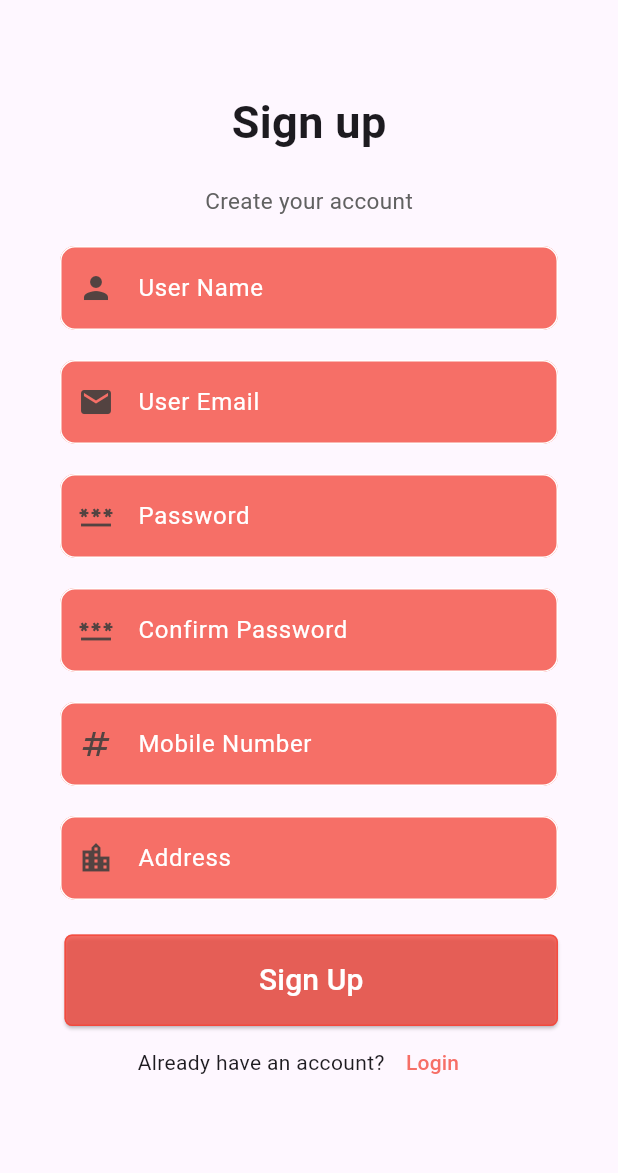
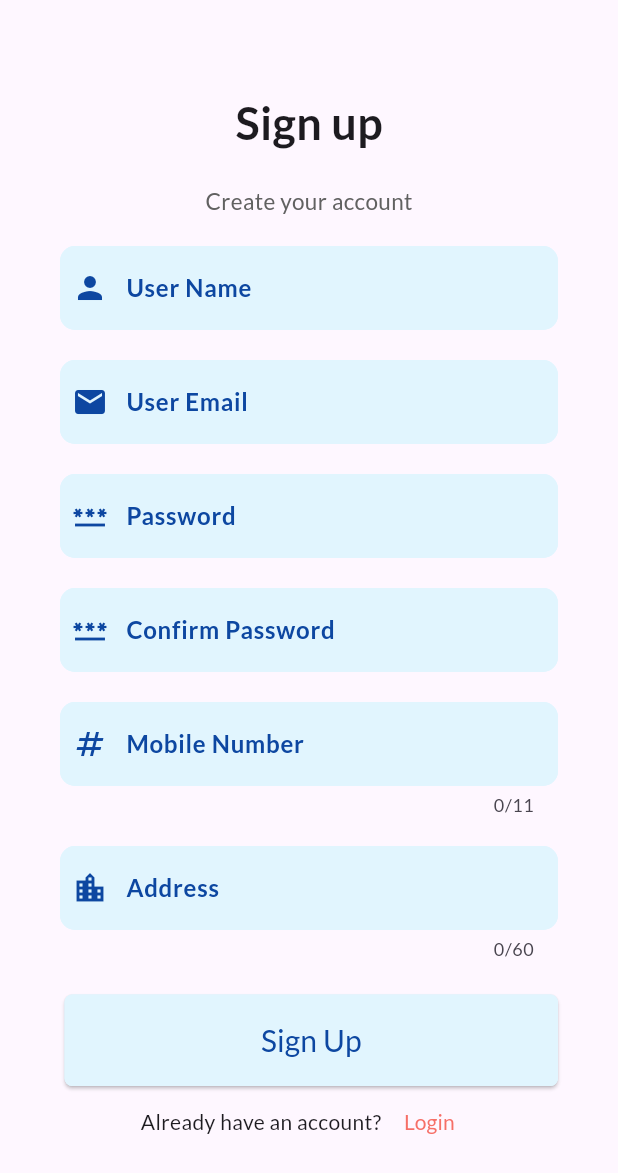
Before and after one commit to Asad-Yaqob/e_saviour, a Flutter app: the screen it shows after launch, on a phone screen of 412 x 824 dp. Shown: the top 1173 px of the screen. Run offline on Flutter 3.47's test engine with Material 3 defaults, Android fonts, the phone set to English and light mode, and no system bars; our stand-ins replace cloud_firestore, firebase_auth, firebase_core, google_fonts, shared_preferences; accounts and stored records are empty.

Commit message:
change_theme_and_insert_user_data

```diff
--- /dev/null
+++ b/lib/constants/app_colors.dart
@@ -0,0 +1,12 @@
+import 'package:flutter/material.dart';
+
+class AppColors {
+  static const Color lightBlueBackground = Color(0xFFE1F5FE);
+  static const Color lightGrayBackground = Color(0xFFF0F4F8);
+  static const Color navyBlue = Color(0xFF0D47A1);
+  static const Color brightBlue = Color(0xFF2196F3);
+  static const Color disabledIconColor = Color(0xFFB0BEC5);
+  static const Color darkGray = Color(0xFF424242);
+  static const Color errorRed = Color(0xFFD32F2F);
+  static const Color darkerRed = Color(0xFFB71C1C);
+}
--- a/lib/main.dart
+++ b/lib/main.dart
@@ -1,9 +1,8 @@
 import 'package:firebase_core/firebase_core.dart';
+import 'package:google_fonts/google_fonts.dart';
 import 'firebase_options.dart';
 import 'package:e_saviour/user/screens/register.dart';
 import 'package:flutter/material.dart';
-
-var kColorScheme = ColorScheme.fromSeed(seedColor: const Color.fromARGB(255, 255, 4, 4));
 
 void main() async{
   WidgetsFlutterBinding.ensureInitialized();
@@ -16,22 +15,10 @@
 
   @override
   Widget build(BuildContext context) {
-    return MaterialApp(
+    return  MaterialApp(
       title: 'Flutter Demo',
-      theme: ThemeData().copyWith(
-        colorScheme: kColorScheme,
-        elevatedButtonTheme: ElevatedButtonThemeData(
-            style: ElevatedButton.styleFrom(
-                    shape: RoundedRectangleBorder(
-                      borderRadius: BorderRadius.circular( 5.0),
-                      side: const BorderSide(
-                          color:   Color.fromARGB(193, 244, 67, 54),),
-                    ),
-                    padding: const EdgeInsets.symmetric(vertical: 16),
-                    backgroundColor: const Color.fromARGB(
-                        193, 244, 67, 54), // Background color
-                  ),
-        ),
+      theme: ThemeData(
+        textTheme: GoogleFonts.latoTextTheme()
       ),
       home: const RegisterForm(),
     );
--- a/lib/models/user.dart
+++ b/lib/models/user.dart
@@ -1,20 +1,25 @@
+import 'package:cloud_firestore/cloud_firestore.dart';
 import 'package:uuid/uuid.dart';
-import 'package:intl/intl.dart';
-
-final formatter = DateFormat.yMd();
 
 const uuid = Uuid();
 
-class UserModel{
-   UserModel({required this.userName, required this.userEmail, required this.address, required this.phone, required this.userPassword, required this.date}) : id = uuid.v4();
+class UserModel {
+  UserModel(
+      {required this.userName,
+      required this.userEmail,
+      required this.address,
+      required this.phone,
+      required this.createdAt,
+      required this.updatedAt})
+      : id = uuid.v4();
 
   final String id;
   final String userName;
   final String userEmail;
-  final String userPassword;
   final String phone;
   final String address;
-  final DateTime date;
+  final Timestamp createdAt;
+  final Timestamp updatedAt;
 
   // Convert UserModel to a Map for Firestore
   Map<String, dynamic> toMap() {
@@ -22,15 +27,10 @@ class UserModel{
       'id': id,
       'userName': userName,
       'userEmail': userEmail,
-      'userPassword': userPassword,
       'phone': phone,
       'address': address,
-      'date': date.toIso8601String(), // Store as ISO String
+      'createdAt': createdAt,
+      'updatedAt': updatedAt,
     };
   }
-
-   get getFormatedDate {
-    return formatter.format(date);
-  }
-
 }
--- a/lib/services/auth.dart
+++ b/lib/services/auth.dart
@@ -26,7 +26,7 @@ class MyServices {
           email: userEmail.text, password: userPass.text);
           addUser(user);
           print(user);
-      ScaffoldMessenger.of(context).showSnackBar(SnackBar(content: Text("Registration Successful!")));
+      ScaffoldMessenger.of(context).showSnackBar(const SnackBar(content: Text("Registration Successful!")));
 
     }on FirebaseAuthException catch (e) {
     ScaffoldMessenger.of(context).showSnackBar(SnackBar(content: Text("$e")));
--- a/lib/user/screens/login.dart
+++ b/lib/user/screens/login.dart
@@ -29,6 +29,7 @@ class LoginForm extends StatelessWidget {
               height: 20,
             ),
             CustomFormField(
+              keyboardType: TextInputType.emailAddress,
               isObsecure: false,
                 myController: userEmail,
                 label: 'User Email',
@@ -37,6 +38,7 @@ class LoginForm extends StatelessWidget {
               height: 20,
             ),
             CustomFormField(
+              keyboardType: TextInputType.text,
               isObsecure: true,
                 myController: userPass,
                 label: 'User Password',
--- a/lib/user/screens/register.dart
+++ b/lib/user/screens/register.dart
@@ -1,3 +1,4 @@
+import 'package:cloud_firestore/cloud_firestore.dart';
 import 'package:e_saviour/models/user.dart';
 import 'package:e_saviour/user/screens/login.dart';
 import 'package:e_saviour/user/screens/widgets/form_field.dart';
@@ -14,10 +15,8 @@ State<RegisterForm> createState() {
   }
 }
 
-class _RegisterFormState extends State<RegisterForm>{
-
-  @override
-  Widget build(BuildContext context) {
+class _RegisterFormState extends State<RegisterForm> {
+  // Defining the controllers globally within the class
   final TextEditingController userName = TextEditingController();
   final TextEditingController userEmail = TextEditingController();
   final TextEditingController password = TextEditingController();
@@ -25,21 +24,23 @@ class _RegisterFormState extends State<RegisterForm>{
   final TextEditingController mobileNumber = TextEditingController();
   final TextEditingController conPassword = TextEditingController();
 
-    final user = UserModel(
-  userName: userName.text,
-  userEmail: userEmail.text,
-  address: address.text,
-  phone: mobileNumber.text,
-  userPassword: password.text,
-  date: DateTime.now(),
-);
+  @override
+  void dispose() {
+    userName.dispose();
+    userEmail.dispose();
+    password.dispose();
+    address.dispose();
+    mobileNumber.dispose();
+    conPassword.dispose();
+    super.dispose();
+  }
 
+  @override
+  Widget build(BuildContext context) {
     return Scaffold(
       body: SingleChildScrollView(
         child: Container(
           padding: const EdgeInsets.symmetric(horizontal: 40),
-          // height: MediaQuery.of(context).size.height - 50,
-          // width: double.infinity,
           child: Form(
             child: Column(
               mainAxisAlignment: MainAxisAlignment.spaceEvenly,
@@ -50,64 +51,96 @@ class _RegisterFormState extends State<RegisterForm>{
                     const SizedBox(height: 60.0),
                     const Text(
                       "Sign up",
-                      style: TextStyle(
-                        fontSize: 30,
-                        fontWeight: FontWeight.bold,
+                      style:
+                          TextStyle(fontSize: 30, fontWeight: FontWeight.bold),
                     ),
-                    ),
-                    const SizedBox(
-                      height: 20,
-                    ),
+                    const SizedBox(height: 20),
                     Text(
                       "Create your account",
                       style: TextStyle(fontSize: 15, color: Colors.grey[700]),
                     ),
-                     const SizedBox(
-                      height: 20,
-                    ),
+                    const SizedBox(height: 20),
                   ],
                 ),
                 Column(
                   children: [
                     CustomFormField(
+                       keyboardType: TextInputType.text,
                         isObsecure: false,
                         myController: userName,
                         label: 'User Name',
-                        icon: const Icon(Icons.person)),
+                        icon: const Icon(Icons.person, color: Color(0xFF0D47A1),)),
                     const SizedBox(height: 20),
                     CustomFormField(
+                      keyboardType: TextInputType.emailAddress,
                         isObsecure: false,
                         myController: userEmail,
                         label: 'User Email',
-                        icon: const Icon(Icons.email)),
+                        icon: const Icon(Icons.email,color: Color(0xFF0D47A1) )),
                     const SizedBox(height: 20),
                     CustomFormField(
+                      keyboardType: TextInputType.text,
                         isObsecure: true,
                         myController: password,
                         label: 'Password',
-                        icon: const Icon(Icons.password)),
+                        icon: const Icon(Icons.password, color: Color(0xFF0D47A1))),
                     const SizedBox(height: 20),
                     CustomFormField(
+                      keyboardType: TextInputType.text,
                         isObsecure: true,
                         myController: conPassword,
                         label: 'Confirm Password',
-                        icon: const Icon(Icons.password)),
+                        icon: const Icon(Icons.password, color: Color(0xFF0D47A1))),
                     const SizedBox(height: 20),
                     CustomFormField(
+                      keyboardType: TextInputType.number,
+                      maxLength: 11,
                         isObsecure: false,
                         myController: mobileNumber,
                         label: 'Mobile Number',
-                        icon: const Icon(Icons.numbers)),
+                        icon: const Icon(Icons.numbers, color: Color(0xFF0D47A1))),
                     const SizedBox(height: 20),
                     CustomFormField(
+                      keyboardType: TextInputType.streetAddress,
+                      maxLength: 60,
                         isObsecure: false,
                         myController: address,
                         label: 'Address',
-                        icon: const Icon(Icons.location_city)),
+                        icon: const Icon(Icons.location_city, color: Color(0xFF0D47A1))),
                   ],
                 ),
                 const SizedBox(height: 20),
-              RectBtn(label: 'Sign Up', onPressbutton: () {MyServices.userRegister(user,  userEmail, password, context,);}),
+                RectBtn(
+                    label: 'Sign Up',
+                    onPressbutton: () {
+                      // First, validate the input fields
+                      if (userName.text.isEmpty ||
+                          userEmail.text.isEmpty ||
+                          password.text.isEmpty ||
+                          address.text.isEmpty ||
+                          mobileNumber.text.isEmpty) {
+                        ScaffoldMessenger.of(context).showSnackBar(
+                            SnackBar(content: Text("Please fill all fields.")));
+                        return;
+                      }
+
+                      if (password.text != conPassword.text) {
+                        ScaffoldMessenger.of(context).showSnackBar(
+                            SnackBar(content: Text("Passwords do not match.")));
+                        return;
+                      }
+
+                      final user = UserModel(
+                        userName: userName.text,
+                        userEmail: userEmail.text,
+                        address: address.text,
+                        phone: mobileNumber.text,
+                        createdAt: Timestamp.now(),
+                        updatedAt: Timestamp.now(),
+                      );
+                      MyServices.userRegister(
+                          user, userEmail, password, context);
+                    }),
                 Row(
                   mainAxisAlignment: MainAxisAlignment.center,
                   children: [
@@ -122,8 +155,8 @@ class _RegisterFormState extends State<RegisterForm>{
                         },
                         child: const Text(
                           "Login",
-                          style:
-                              TextStyle(color: Color.fromARGB(193, 244, 67, 54)),
+                          style: TextStyle(
+                              color: Color.fromARGB(193, 244, 67, 54)),
                         ))
                   ],
                 )
--- a/lib/user/screens/widgets/form_field.dart
+++ b/lib/user/screens/widgets/form_field.dart
@@ -1,43 +1,51 @@
 import 'package:flutter/material.dart';
+import 'package:e_saviour/constants/app_colors.dart';
 
 class CustomFormField extends StatelessWidget {
-   const CustomFormField({super.key, required this.myController, required this.label, required this.icon, required this.isObsecure});
+  const CustomFormField({
+    super.key,
+    required this.myController,
+    required this.label,
+    required this.icon,
+    required this.isObsecure,
+    required this.keyboardType,
+    this.maxLength,
+  });
 
   final TextEditingController myController;
   final String label;
   final Icon icon;
   final bool isObsecure;
+  final TextInputType keyboardType;
+  final int? maxLength;
 
   @override
   Widget build(BuildContext context) {
-    return
-      TextFormField(
+    return TextFormField(
+      keyboardType: keyboardType,
+      maxLength: maxLength,
       controller: myController,
       obscureText: isObsecure,
+      cursorColor: AppColors.disabledIconColor,
       decoration: InputDecoration(
-          fillColor: const Color.fromARGB(193, 244, 67, 54),
+        fillColor:  AppColors.lightBlueBackground, // Light blue background
         filled: true,
         labelText: label,
-          labelStyle:  TextStyle(color: Theme.of(context).colorScheme.onTertiary),
+        labelStyle: const TextStyle(color: AppColors.navyBlue, fontWeight: FontWeight.bold), // Color for the label
         prefixIcon: icon,
+        prefixIconConstraints: const BoxConstraints(
+          minWidth: 40,
+          minHeight: 24,
+        ),
         enabledBorder: OutlineInputBorder(
           borderRadius: BorderRadius.circular(10.0),
-            borderSide: BorderSide(color: Theme.of(context).colorScheme.onTertiary),
+          borderSide:  const BorderSide(color:  AppColors.lightBlueBackground, width: 2.0), // Light blue border
         ),
         focusedBorder: OutlineInputBorder(
           borderRadius: BorderRadius.circular(10.0),
-            borderSide:  BorderSide(color: Theme.of(context).colorScheme.onTertiary),
+          borderSide: const BorderSide(color: AppColors.lightBlueBackground, width: 2.0), // Darker blue on focus
         ),
       ),
-        validator: (value) {
-          if (value == null || value.isEmpty) {
-            return 'Please enter your username';
-          }
-          return null;
-        },
-
     );
-
-
   }
 }
--- a/lib/user/screens/widgets/rect_btn.dart
+++ b/lib/user/screens/widgets/rect_btn.dart
@@ -1,3 +1,4 @@
+import 'package:e_saviour/constants/app_colors.dart';
 import 'package:flutter/material.dart';
 
 class RectBtn extends StatelessWidget {
@@ -11,9 +12,18 @@ class RectBtn extends StatelessWidget {
                 padding: const EdgeInsets.only(top: 3, left: 3),
                 child: ElevatedButton(
                   onPressed: onPressbutton,
+                  style: ElevatedButton.styleFrom(
+                    shape: RoundedRectangleBorder(
+                      borderRadius: BorderRadius.circular( 5.0),
+                      side: const BorderSide(
+                          color: AppColors.lightBlueBackground ,),
+                    ),
+                    padding: const EdgeInsets.symmetric(vertical: 16),
+                    backgroundColor:  AppColors.lightBlueBackground, // Background color
+                  ),
                   child: Text(
                     label,
-                    style: const TextStyle(fontSize: 20, color: Colors.white),
+                    style: const TextStyle(fontSize: 20, color: AppColors.navyBlue),
                   ),
                 ),
               );
--- a/pubspec.yaml
+++ b/pubspec.yaml
@@ -41,6 +41,7 @@ dependencies:
   uuid: ^4.5.0
   intl: ^0.19.0
   cloud_firestore: ^5.4.2
+  google_fonts: ^6.2.1
 
 dev_dependencies:
   flutter_test:
```
Also changed, not shown: lib/user/screens/splashscreen.dart (+7 -3 lines), pubspec.lock, 3 other files. Lines whose indentation alone changed are shown as unchanged.
